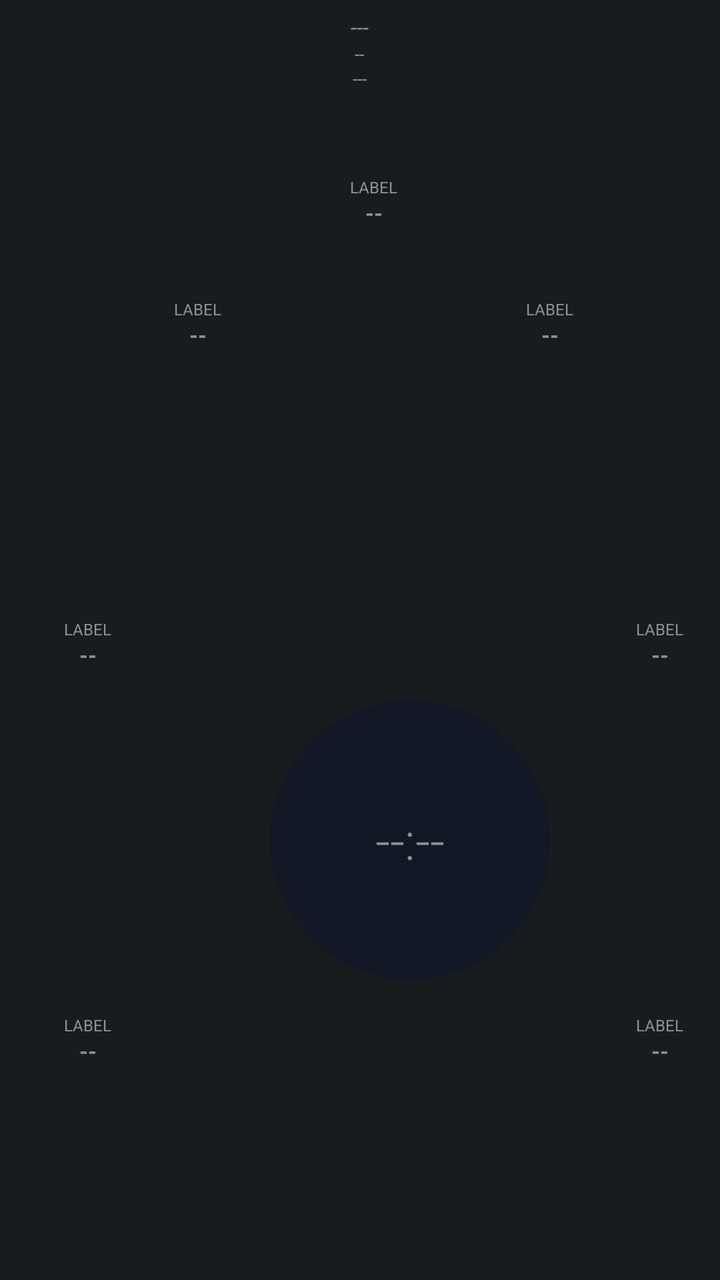
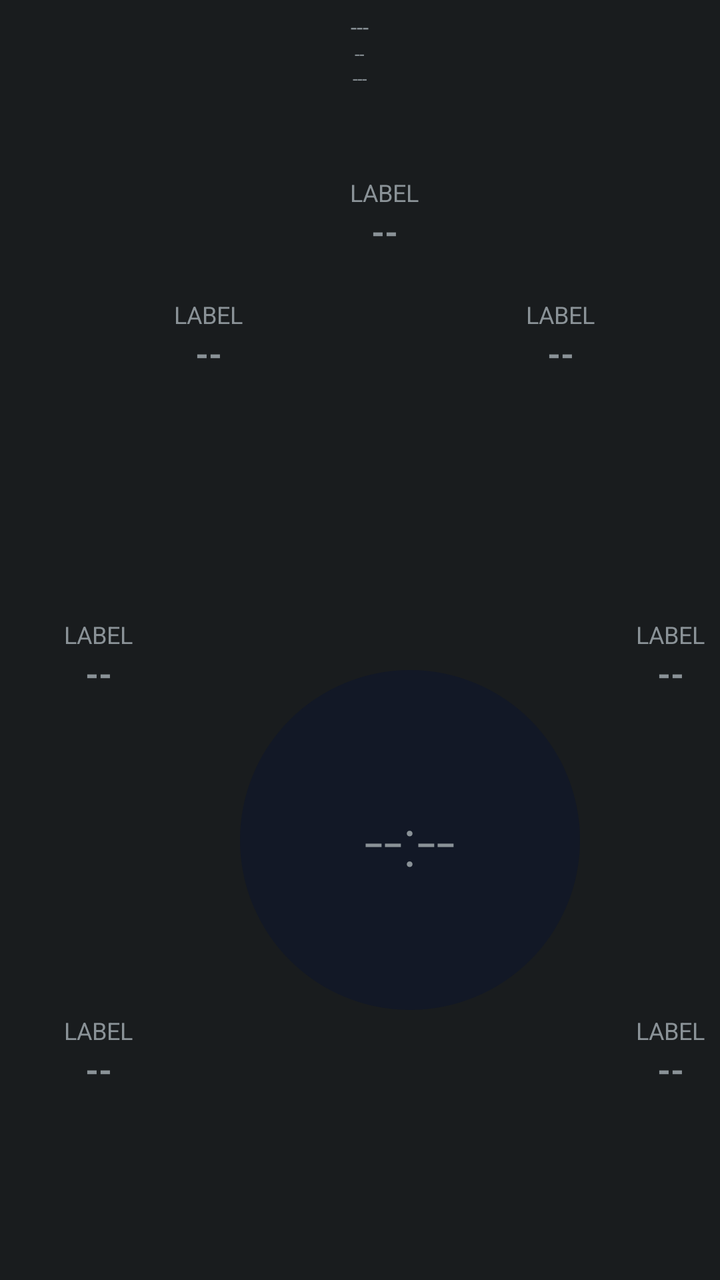

The first picture is an Android layout as it rendered before a commit; the second is the same layout after the commit. The layout source and the unified diff follow.
<!-- AndroidManifest.xml: application theme android:Theme.DeviceDefault.NoActionBar -->
<!-- res/layout/aod_layout_radial.xml -->
<?xml version="1.0" encoding="utf-8"?>
<FrameLayout xmlns:android="http://schemas.android.com/apk/res/android"
    android:id="@+id/bg_root"
    android:layout_width="match_parent"
    android:layout_height="match_parent">

    <FrameLayout
        android:id="@+id/panel_1"
        android:layout_width="140dp"
        android:layout_height="140dp"
        android:layout_marginStart="135dp"
        android:layout_marginTop="350dp"
        android:background="@drawable/aod_circle_bg">

        <TextView
            android:id="@+id/clock"
            android:layout_width="wrap_content"
            android:layout_height="wrap_content"
            android:layout_gravity="center"
            android:textSize="26sp"
            android:fontFamily="sans-serif-light"
            android:text="--:--" />
    </FrameLayout>

    <include layout="@layout/aod_row_radial" android:id="@+id/row0" android:layout_width="wrap_content" android:layout_height="wrap_content" android:layout_marginStart="175dp" android:layout_marginTop="88dp" />
    <include layout="@layout/aod_row_radial" android:id="@+id/row1" android:layout_width="wrap_content" android:layout_height="wrap_content" android:layout_marginStart="263dp" android:layout_marginTop="149dp" />
    <include layout="@layout/aod_row_radial" android:id="@+id/row2" android:layout_width="wrap_content" android:layout_height="wrap_content" android:layout_marginStart="318dp" android:layout_marginTop="309dp" />
    <include layout="@layout/aod_row_radial" android:id="@+id/row3" android:layout_width="wrap_content" android:layout_height="wrap_content" android:layout_marginStart="318dp" android:layout_marginTop="507dp" />
    <include layout="@layout/aod_row_radial" android:id="@+id/row4" android:layout_width="wrap_content" android:layout_height="wrap_content" android:layout_marginStart="263dp" android:layout_marginTop="667dp" />
    <include layout="@layout/aod_row_radial" android:id="@+id/row5" android:layout_width="wrap_content" android:layout_height="wrap_content" android:layout_marginStart="175dp" android:layout_marginTop="728dp" />
    <include layout="@layout/aod_row_radial" android:id="@+id/row6" android:layout_width="wrap_content" android:layout_height="wrap_content" android:layout_marginStart="87dp" android:layout_marginTop="667dp" />
    <include layout="@layout/aod_row_radial" android:id="@+id/row7" android:layout_width="wrap_content" android:layout_height="wrap_content" android:layout_marginStart="32dp" android:layout_marginTop="507dp" />
    <include layout="@layout/aod_row_radial" android:id="@+id/row8" android:layout_width="wrap_content" android:layout_height="wrap_content" android:layout_marginStart="32dp" android:layout_marginTop="309dp" />
    <include layout="@layout/aod_row_radial" android:id="@+id/row9" android:layout_width="wrap_content" android:layout_height="wrap_content" android:layout_marginStart="87dp" android:layout_marginTop="149dp" />

    
    <LinearLayout
        android:layout_width="wrap_content"
        android:layout_height="wrap_content"
        android:layout_gravity="top|center_horizontal"
        android:layout_marginTop="6dp"
        android:orientation="vertical"
        android:gravity="center_horizontal">

        <TextView
            android:id="@+id/date"
            android:layout_width="wrap_content"
            android:layout_height="wrap_content"
            android:textSize="11sp"
            android:text="---" />

        <TextView
            android:id="@+id/health_badge"
            android:layout_width="wrap_content"
            android:layout_height="wrap_content"
            android:textSize="9sp"
            android:textAllCaps="true"
            android:text="--" />

        

        <TextView
            android:id="@+id/panchang"
            android:layout_width="wrap_content"
            android:layout_height="wrap_content"
            android:textSize="9sp"
            android:text="---" />

        <TextView
            android:id="@+id/muhurat_badge"
            android:layout_width="wrap_content"
            android:layout_height="wrap_content"
            android:textSize="9sp"
            android:textStyle="bold"
            android:visibility="gone"
            android:text="--" />
    </LinearLayout>

</FrameLayout>
<!-- res/layout/aod_row_radial.xml (included above) -->
<?xml version="1.0" encoding="utf-8"?>
<LinearLayout xmlns:android="http://schemas.android.com/apk/res/android"
    android:layout_width="wrap_content"
    android:layout_height="wrap_content"
    android:orientation="vertical"
    android:gravity="center_horizontal">

    <TextView
        android:id="@+id/stat_label"
        android:layout_width="wrap_content"
        android:layout_height="wrap_content"
        android:textSize="8sp"
        android:textAllCaps="true"
        android:text="Label" />

    <TextView
        android:id="@+id/stat_value"
        android:layout_width="wrap_content"
        android:layout_height="wrap_content"
        android:textSize="11sp"
        android:textStyle="bold"
        android:text="--" />

</LinearLayout>
<!-- resources referenced by this layout -->
<resources>
  <!-- drawable aod_circle_bg (drawable) -->
  <?xml version="1.0" encoding="utf-8"?>
  <shape xmlns:android="http://schemas.android.com/apk/res/android"
      android:shape="oval">
      <solid android:color="#121826" />
  </shape>
</resources>

<!-- the commit's change to res/layout/aod_layout_radial.xml (unified diff, before → after) -->
@@ -6,10 +6,10 @@
 
     <FrameLayout
         android:id="@+id/panel_1"
-        android:layout_width="140dp"
-        android:layout_height="140dp"
-        android:layout_marginStart="135dp"
-        android:layout_marginTop="350dp"
+        android:layout_width="170dp"
+        android:layout_height="170dp"
+        android:layout_marginStart="120dp"
+        android:layout_marginTop="335dp"
         android:background="@drawable/aod_circle_bg">
 
         <TextView
@@ -17,7 +17,7 @@
             android:layout_width="wrap_content"
             android:layout_height="wrap_content"
             android:layout_gravity="center"
-            android:textSize="26sp"
+            android:textSize="34sp"
             android:fontFamily="sans-serif-light"
             android:text="--:--" />
     </FrameLayout>
@@ -89,7 +89,7 @@
         android:id="@+id/stat_label"
         android:layout_width="wrap_content"
         android:layout_height="wrap_content"
-        android:textSize="8sp"
+        android:textSize="12sp"
         android:textAllCaps="true"
         android:text="Label" />
 
@@ -97,7 +97,7 @@
         android:id="@+id/stat_value"
         android:layout_width="wrap_content"
         android:layout_height="wrap_content"
-        android:textSize="11sp"
+        android:textSize="17sp"
         android:textStyle="bold"
         android:text="--" />
 
